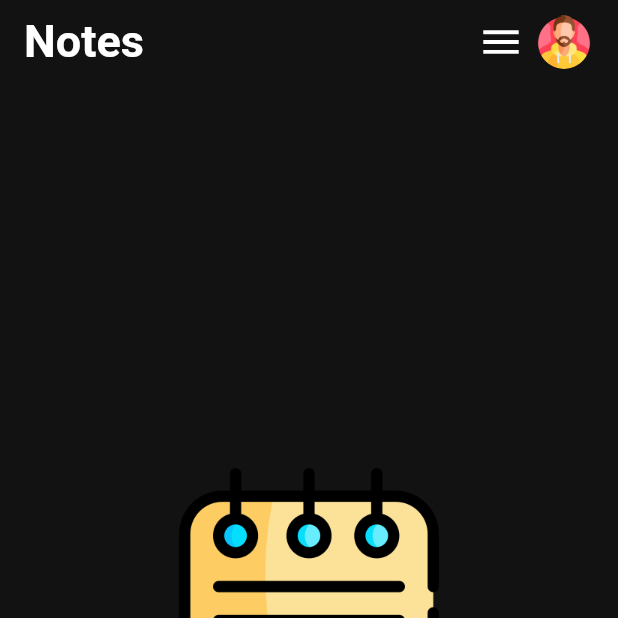
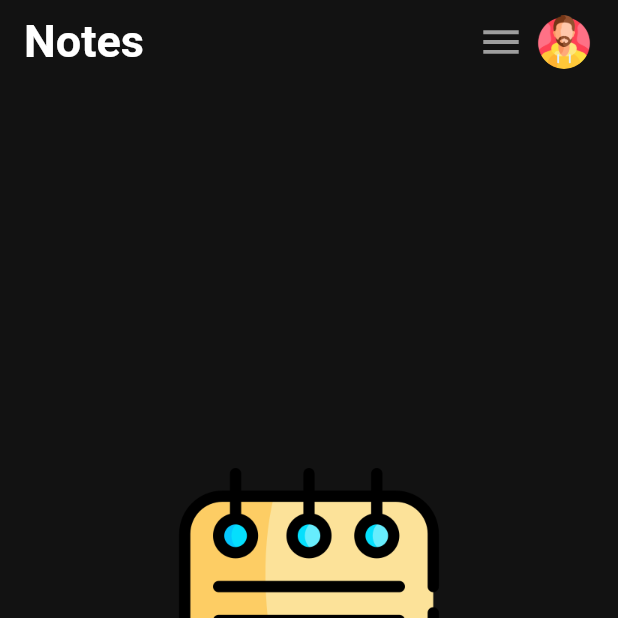
Before and after one commit to KerlosGirgis/Todo, a Flutter app: the screen it shows after launch, after a tap on the "edit note" icon, on a phone screen of 412 x 824 dp, the top half of it. Run offline on Flutter 3.47's test engine with Material 3 defaults, Android fonts, the phone set to English and light mode, and no system bars; our stand-ins replace auto_size_text, file_picker, fl_chart, flutter_local_notifications, flutter_secure_storage, flutter_staggered_animations and 6 more; missing offline and left inert: flex_color_picker, home_widget; accounts and stored records are empty; Roboto replaces fonts that are missing (arial).

Commit message:
ui fixes

```diff
--- a/lib/view/pages/notes_page.dart
+++ b/lib/view/pages/notes_page.dart
@@ -53,9 +53,8 @@ class _NotesPageState extends State<NotesPage> {
               ),
             ),
             actions: [
-              Row(
-                children: [
               ExpandableMenu(
+                  iconColor: user.colorProvider.appBarIcons,
                   animationSpeed: 500,
                   width: MediaQuery.orientationOf(context) ==
                           Orientation.portrait
@@ -124,8 +123,6 @@ class _NotesPageState extends State<NotesPage> {
                   ]),
               const AppbarAvatar(),
               const Padding(padding: EdgeInsets.only(right: 18)),
-                ],
-              ),
             ],
           ),
           floatingActionButton: Column(
--- a/lib/view/pages/todo_page.dart
+++ b/lib/view/pages/todo_page.dart
@@ -529,9 +529,8 @@ class _TodoPageState extends State<TodoPage> {
               ),
             ),
             actions: [
-              Row(
-                children: [
               ExpandableMenu(
+                iconColor: user.colorProvider.appBarIcons,
                 animationSpeed: 500,
                 width: MediaQuery.orientationOf(context) ==
                         Orientation.portrait
@@ -588,8 +587,6 @@ class _TodoPageState extends State<TodoPage> {
               const AppbarAvatar(),
               const Padding(padding: EdgeInsets.only(right: 18))
             ],
-              )
-            ],
           ),
         );
       },
--- a/lib/view/widgets/expandable_icon.dart
+++ b/lib/view/widgets/expandable_icon.dart
@@ -3,7 +3,7 @@ import 'package:flutter/material.dart';
 class ExpandableIcon extends StatefulWidget {
   final VoidCallback onClicked;
   final double width, height;
-  final Color iconColor;
+  final Color? iconColor;
   final int animationSpeed;
 
   const ExpandableIcon({
@@ -65,15 +65,5 @@ class _ExpandableIconState extends State<ExpandableIcon>
         color: widget.iconColor,
       ),
     );
-
-    /*GestureDetector(
-      onTap: _toggleAnimation,
-      child: AnimatedIcon(
-        icon: AnimatedIcons.menu_arrow,
-        progress: _animation,
-        size: widget.height * 0.7,
-        color: widget.iconColor,
-      ),
-    );*/
   }
 }
--- a/lib/view/widgets/expandable_menu.dart
+++ b/lib/view/widgets/expandable_menu.dart
@@ -1,30 +1,27 @@
 import 'package:flutter/material.dart';
 
 import 'expandable_icon.dart';
-/// A controller for programmatic control of ExpandableMenu.
 
-
-/// The main ExpandableMenu widget that supports animation and an expandable menu list.
 class ExpandableMenu extends StatefulWidget {
   final double width, height;
   final int animationSpeed;
   final List<Widget> items;
-  final Color iconColor;
+  final Color? iconColor;
 
   const ExpandableMenu({
     super.key,
-    this.width = 70.0,
-    this.height = 70.0,
+    required this.width,
+    required this.height,
     this.animationSpeed = 800,
     required this.items,
     this.iconColor = Colors.white,
   });
 
   @override
-  State<ExpandableMenu> createState() => ExpandableMenuState();
+  State<ExpandableMenu> createState() => _ExpandableMenuState();
 }
 
-class ExpandableMenuState extends State<ExpandableMenu> {
+class _ExpandableMenuState extends State<ExpandableMenu> {
   bool _isExpanded = false;
 
   @override
```
Also changed, not shown: pubspec.lock. Lines whose indentation alone changed are shown as unchanged.
